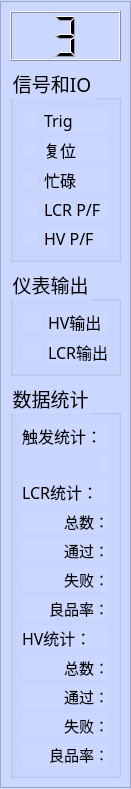
The window that UiFiles/clsSignalDisplayWidget.ui (caicaiking/WKELightWave) describes before a commit, drawn with Qt 5.
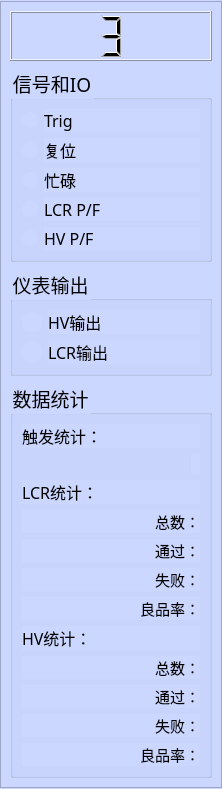
The same window after the commit. Icons and pictures are not drawn.

Patch:
```diff
--- a/UiFiles/clsSignalDisplayWidget.ui
+++ b/UiFiles/clsSignalDisplayWidget.ui
@@ -6,7 +6,7 @@
    <rect>
     <x>0</x>
     <y>0</y>
-    <width>126</width>
+    <width>222</width>
     <height>754</height>
    </rect>
   </property>
```
